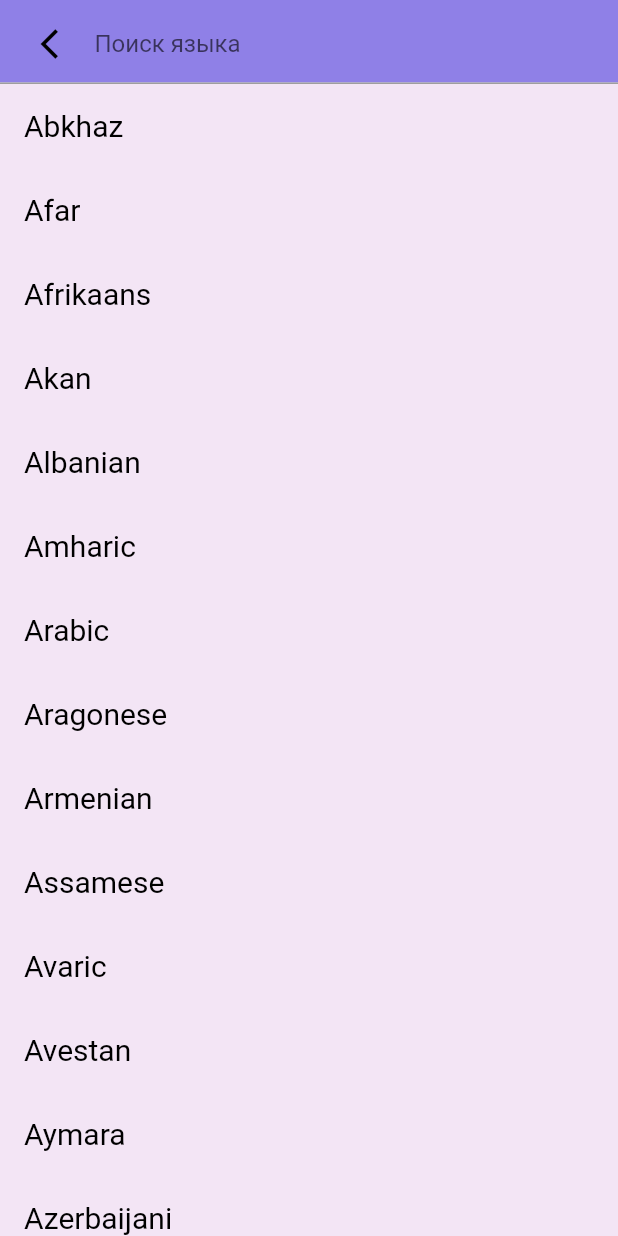
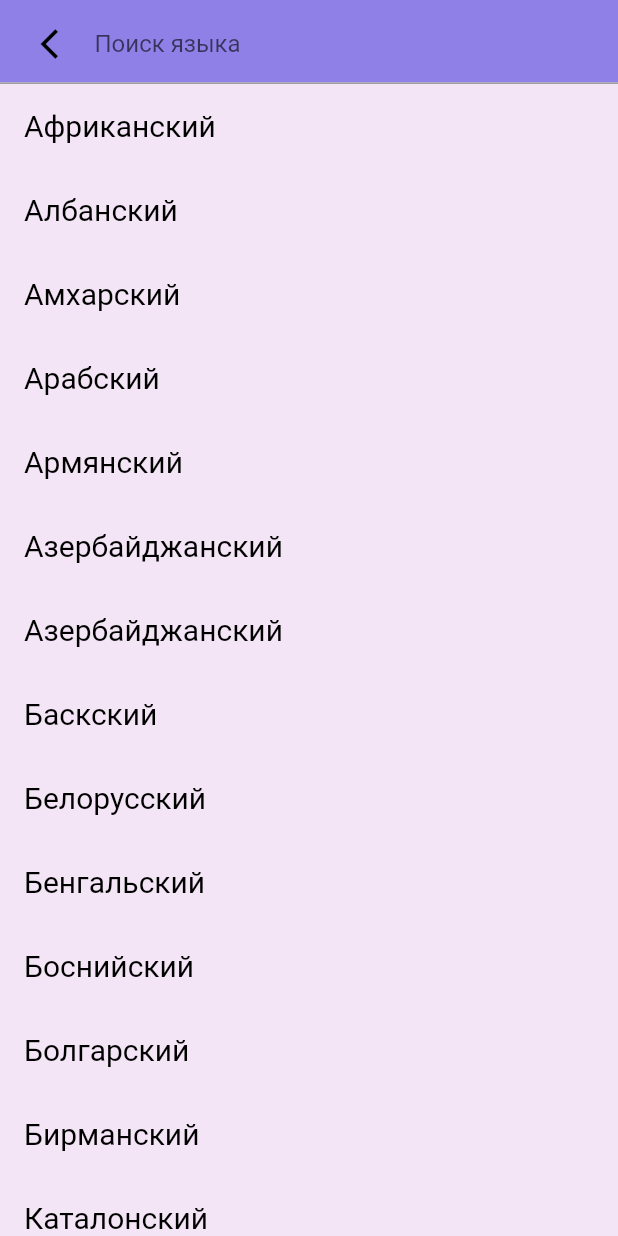
Before and after one commit to Alphorov/Translator, a Flutter app: the LanguageChange screen opened by its route, on a phone screen of 412 x 824 dp. Run offline on Flutter 3.47's test engine with Material 2 defaults, Android fonts, the phone set to English and light mode, and no system bars; our stand-ins replace bloc, flutter_bloc; missing offline and left inert: translator.

Commit message:
пофиксил языки

```diff
--- a/lib/widgets/translate_screen/country_list.dart
+++ b/lib/widgets/translate_screen/country_list.dart
@@ -1,188 +1,104 @@
 class Country {
   const Country();
   static const country = [
-    {"code": "ab", "name": "Abkhaz"},
-    {"code": "aa", "name": "Afar"},
-    {"code": "af", "name": "Afrikaans"},
-    {"code": "ak", "name": "Akan"},
-    {"code": "sq", "name": "Albanian"},
-    {"code": "am", "name": "Amharic"},
-    {"code": "ar", "name": "Arabic"},
-    {"code": "an", "name": "Aragonese"},
-    {"code": "hy", "name": "Armenian"},
-    {"code": "as", "name": "Assamese"},
-    {"code": "av", "name": "Avaric"},
-    {"code": "ae", "name": "Avestan"},
-    {"code": "ay", "name": "Aymara"},
-    {"code": "az", "name": "Azerbaijani"},
-    {"code": "bm", "name": "Bambara"},
-    {"code": "ba", "name": "Bashkir"},
-    {"code": "eu", "name": "Basque"},
-    {"code": "be", "name": "Belarusian"},
-    {"code": "bn", "name": "Bengali; Bangla"},
-    {"code": "bh", "name": "Bihari"},
-    {"code": "bi", "name": "Bislama"},
-    {"code": "bs", "name": "Bosnian"},
-    {"code": "br", "name": "Breton"},
-    {"code": "bg", "name": "Bulgarian"},
-    {"code": "my", "name": "Burmese"},
-    {"code": "ca", "name": "Catalan; Valencian"},
-    {"code": "ch", "name": "Chamorro"},
-    {"code": "ce", "name": "Chechen"},
-    {"code": "ny", "name": "Chichewa; Chewa; Nyanja"},
-    {"code": "zh", "name": "Chinese"},
-    {"code": "cv", "name": "Chuvash"},
-    {"code": "kw", "name": "Cornish"},
-    {"code": "co", "name": "Corsican"},
-    {"code": "cr", "name": "Cree"},
-    {"code": "hr", "name": "Croatian"},
-    {"code": "cs", "name": "Czech"},
-    {"code": "da", "name": "Danish"},
-    {"code": "dv", "name": "Divehi; Dhivehi; Maldivian;"},
-    {"code": "nl", "name": "Dutch"},
-    {"code": "dz", "name": "Dzongkha"},
-    {"code": "en", "name": "English"},
-    {"code": "eo", "name": "Esperanto"},
-    {"code": "et", "name": "Estonian"},
-    {"code": "ee", "name": "Ewe"},
-    {"code": "fo", "name": "Faroese"},
-    {"code": "fj", "name": "Fijian"},
-    {"code": "fi", "name": "Finnish"},
-    {"code": "fr", "name": "French"},
-    {"code": "ff", "name": "Fula; Fulah; Pulaar; Pular"},
-    {"code": "gl", "name": "Galician"},
-    {"code": "ka", "name": "Georgian"},
-    {"code": "de", "name": "German"},
-    {"code": "el", "name": "Greek, Modern"},
-    {"code": "gn", "name": "GuaranA"},
-    {"code": "gu", "name": "Gujarati"},
-    {"code": "ht", "name": "Haitian; Haitian Creole"},
-    {"code": "ha", "name": "Hausa"},
-    {"code": "he", "name": "Hebrew (modern)"},
-    {"code": "hz", "name": "Herero"},
-    {"code": "hi", "name": "Hindi"},
-    {"code": "ho", "name": "Hiri Motu"},
-    {"code": "hu", "name": "Hungarian"},
-    {"code": "ia", "name": "Interlingua"},
-    {"code": "id", "name": "Indonesian"},
-    {"code": "ie", "name": "Interlingue"},
-    {"code": "ga", "name": "Irish"},
-    {"code": "ig", "name": "Igbo"},
-    {"code": "ik", "name": "Inupiaq"},
-    {"code": "io", "name": "Ido"},
-    {"code": "is", "name": "Icelandic"},
-    {"code": "it", "name": "Italian"},
-    {"code": "iu", "name": "Inuktitut"},
-    {"code": "ja", "name": "Japanese"},
-    {"code": "jv", "name": "Javanese"},
-    {"code": "kl", "name": "Kalaallisut, Greenlandic"},
-    {"code": "kn", "name": "Kannada"},
-    {"code": "kr", "name": "Kanuri"},
-    {"code": "ks", "name": "Kashmiri"},
-    {"code": "kk", "name": "Kazakh"},
-    {"code": "km", "name": "Khmer"},
-    {"code": "ki", "name": "Kikuyu, Gikuyu"},
-    {"code": "rw", "name": "Kinyarwanda"},
-    {"code": "ky", "name": "Kyrgyz"},
-    {"code": "kv", "name": "Komi"},
-    {"code": "kg", "name": "Kongo"},
-    {"code": "ko", "name": "Korean"},
-    {"code": "ku", "name": "Kurdish"},
-    {"code": "kj", "name": "Kwanyama, Kuanyama"},
-    {"code": "la", "name": "Latin"},
-    {"code": "lb", "name": "Luxembourgish, Letzeburgesch"},
-    {"code": "lg", "name": "Ganda"},
-    {"code": "li", "name": "Limburgish, Limburgan, Limburger"},
-    {"code": "ln", "name": "Lingala"},
-    {"code": "lo", "name": "Lao"},
-    {"code": "lt", "name": "Lithuanian"},
-    {"code": "lu", "name": "Luba-Katanga"},
-    {"code": "lv", "name": "Latvian"},
-    {"code": "gv", "name": "Manx"},
-    {"code": "mk", "name": "Macedonian"},
-    {"code": "mg", "name": "Malagasy"},
-    {"code": "ms", "name": "Malay"},
-    {"code": "ml", "name": "Malayalam"},
-    {"code": "mt", "name": "Maltese"},
-    {"code": "mi", "name": "MÄori"},
-    {"code": "mr", "name": "Marathi"},
-    {"code": "mh", "name": "Marshallese"},
-    {"code": "mn", "name": "Mongolian"},
-    {"code": "na", "name": "Nauru"},
-    {"code": "nv", "name": "Navajo, Navaho"},
-    {"code": "nb", "name": "Norwegian BokmÃ¥l"},
-    {"code": "nd", "name": "North Ndebele"},
-    {"code": "ne", "name": "Nepali"},
-    {"code": "ng", "name": "Ndonga"},
-    {"code": "nn", "name": "Norwegian Nynorsk"},
-    {"code": "no", "name": "Norwegian"},
-    {"code": "ii", "name": "Nuosu"},
-    {"code": "nr", "name": "South Ndebele"},
-    {"code": "oc", "name": "Occitan"},
-    {"code": "oj", "name": "Ojibwe, Ojibwa"},
-    {"code": "om", "name": "Oromo"},
-    {"code": "or", "name": "Oriya"},
-    {"code": "os", "name": "Ossetian, Ossetic"},
-    {"code": "pa", "name": "Panjabi, Punjabi"},
-    {"code": "pi", "name": "PÄli"},
-    {"code": "fa", "name": "Persian (Farsi)"},
-    {"code": "pl", "name": "Polish"},
-    {"code": "ps", "name": "Pashto, Pushto"},
-    {"code": "pt", "name": "Portuguese"},
-    {"code": "qu", "name": "Quechua"},
-    {"code": "rm", "name": "Romansh"},
-    {"code": "rn", "name": "Kirundi"},
-    {"code": "ro", "name": "Romanian"},
-    {"code": "ru", "name": "Russian"},
-    {"code": "sa", "name": "Sanskrit"},
-    {"code": "sc", "name": "Sardinian"},
-    {"code": "sd", "name": "Sindhi"},
-    {"code": "se", "name": "Northern Sami"},
-    {"code": "sm", "name": "Samoan"},
-    {"code": "sg", "name": "Sango"},
-    {"code": "sr", "name": "Serbian"},
-    {"code": "gd", "name": "Scottish Gaelic; Gaelic"},
-    {"code": "sn", "name": "Shona"},
-    {"code": "si", "name": "Sinhala, Sinhalese"},
-    {"code": "sk", "name": "Slovak"},
-    {"code": "sl", "name": "Slovene"},
-    {"code": "so", "name": "Somali"},
-    {"code": "st", "name": "Southern Sotho"},
-    {"code": "es", "name": "Spanish; Castilian"},
-    {"code": "su", "name": "Sundanese"},
-    {"code": "sw", "name": "Swahili"},
-    {"code": "ss", "name": "Swati"},
-    {"code": "sv", "name": "Swedish"},
-    {"code": "ta", "name": "Tamil"},
-    {"code": "te", "name": "Telugu"},
-    {"code": "tg", "name": "Tajik"},
-    {"code": "th", "name": "Thai"},
-    {"code": "ti", "name": "Tigrinya"},
-    {"code": "bo", "name": "Tibetan Standard, Tibetan, Central"},
-    {"code": "tk", "name": "Turkmen"},
-    {"code": "tl", "name": "Tagalog"},
-    {"code": "tn", "name": "Tswana"},
-    {"code": "to", "name": "Tonga (Tonga Islands)"},
-    {"code": "tr", "name": "Turkish"},
-    {"code": "ts", "name": "Tsonga"},
-    {"code": "tt", "name": "Tatar"},
-    {"code": "tw", "name": "Twi"},
-    {"code": "ty", "name": "Tahitian"},
-    {"code": "ug", "name": "Uyghur, Uighur"},
-    {"code": "uk", "name": "Ukrainian"},
-    {"code": "ur", "name": "Urdu"},
-    {"code": "uz", "name": "Uzbek"},
-    {"code": "ve", "name": "Venda"},
-    {"code": "vi", "name": "Vietnamese"},
-    {"code": "vo", "name": "VolapÃ¼k"},
-    {"code": "wa", "name": "Walloon"},
-    {"code": "cy", "name": "Welsh"},
-    {"code": "wo", "name": "Wolof"},
-    {"code": "fy", "name": "Western Frisian"},
-    {"code": "xh", "name": "Xhosa"},
-    {"code": "yi", "name": "Yiddish"},
-    {"code": "yo", "name": "Yoruba"},
-    {"code": "za", "name": "Zhuang, Chuang"},
-    {"code": "zu", "name": "Zulu"}
+    {"code": "af", "name": "Африканский"},
+    {"code": "sq", "name": "Албанский"},
+    {"code": "am", "name": "Амхарский"},
+    {"code": "ar", "name": "Арабский"},
+    {"code": "hy", "name": "Армянский"},
+    {"code": "az", "name": "Азербайджанский"},
+    {"code": "ba", "name": "Азербайджанский"},
+    {"code": "eu", "name": "Баскский"},
+    {"code": "be", "name": "Белорусский"},
+    {"code": "bn", "name": "Бенгальский"},
+    {"code": "bs", "name": "Боснийский"},
+    {"code": "bg", "name": "Болгарский"},
+    {"code": "my", "name": "Бирманский"},
+    {"code": "ca", "name": "Каталонский"},
+    {"code": "ny", "name": "Чичевский"},
+    {"code": "co", "name": "Корсиканский"},
+    {"code": "hr", "name": "Хорватский"},
+    {"code": "cs", "name": "Чешский"},
+    {"code": "da", "name": "Датский"},
+    {"code": "nl", "name": "Голландский"},
+    {"code": "en", "name": "Английский"},
+    {"code": "eo", "name": "Эсперанто"},
+    {"code": "et", "name": "Эстонский"},
+    {"code": "fi", "name": "Финский"},
+    {"code": "fr", "name": "Французский"},
+    {"code": "gl", "name": "Галисийский"},
+    {"code": "ka", "name": "Грузинский"},
+    {"code": "de", "name": "Немецкий"},
+    {"code": "el", "name": "Греческий"},
+    {"code": "gu", "name": "Гуджарати"},
+    {"code": "ht", "name": "Гаити"},
+    {"code": "ha", "name": "Хауса"},
+    {"code": "hi", "name": "Хинди"},
+    {"code": "hu", "name": "Венгерский"},
+    {"code": "id", "name": "Индонезийский"},
+    {"code": "ga", "name": "Ирландский"},
+    {"code": "ig", "name": "Игбо"},
+    {"code": "is", "name": "Исландский"},
+    {"code": "it", "name": "Итальянский"},
+    {"code": "ja", "name": "Японский"},
+    {"code": "kn", "name": "Каннадский"},
+    {"code": "kk", "name": "Казахский"},
+    {"code": "km", "name": "Кхмер"},
+    {"code": "ky", "name": "Кыргызстанский"},
+    {"code": "ko", "name": "Корейский"},
+    {"code": "ku", "name": "Курдский"},
+    {"code": "la", "name": "Латинский"},
+    {"code": "lb", "name": "Люксембургский"},
+    {"code": "lo", "name": "Лао"},
+    {"code": "lt", "name": "Литовский"},
+    {"code": "lv", "name": "Латвийский"},
+    {"code": "mk", "name": "Македонский"},
+    {"code": "mg", "name": "Малагасийский"},
+    {"code": "ms", "name": "Малайский"},
+    {"code": "ml", "name": "Малаялам"},
+    {"code": "mt", "name": "Мальта"},
+    {"code": "mi", "name": "Мадори"},
+    {"code": "mr", "name": "Маратхи"},
+    {"code": "mn", "name": "Монгольский"},
+    {"code": "ne", "name": "Непали"},
+    {"code": "no", "name": "Норвежский"},
+    {"code": "pa", "name": "Панджаби"},
+    {"code": "fa", "name": "Персидский"},
+    {"code": "pl", "name": "Польский"},
+    {"code": "ps", "name": "Пушту"},
+    {"code": "pt", "name": "Португальский"},
+    {"code": "ro", "name": "Румынский"},
+    {"code": "ru", "name": "Русский"},
+    {"code": "sd", "name": "Синдхи"},
+    {"code": "sm", "name": "Самоанский"},
+    {"code": "sr", "name": "Сербский"},
+    {"code": "gd", "name": "Шотландский, Гэльский"},
+    {"code": "sn", "name": "Шона"},
+    {"code": "si", "name": "Сингальский"},
+    {"code": "sk", "name": "Словацкий"},
+    {"code": "sl", "name": "Словенский"},
+    {"code": "so", "name": "Сомали"},
+    {"code": "st", "name": "Южный Сото"},
+    {"code": "es", "name": "Испанский"},
+    {"code": "su", "name": "Сунданский"},
+    {"code": "sw", "name": "Суахили"},
+    {"code": "sv", "name": "Шведский"},
+    {"code": "ta", "name": "Тамил"},
+    {"code": "te", "name": "Телугу"},
+    {"code": "tg", "name": "Таджикистан"},
+    {"code": "th", "name": "Тайский"},
+    {"code": "tl", "name": "Тагальский"},
+    {"code": "tr", "name": "Турецкий"},
+    {"code": "ug", "name": "Уйгурский"},
+    {"code": "uk", "name": "Украинский"},
+    {"code": "ur", "name": "Урду"},
+    {"code": "uz", "name": "Узбекский"},
+    {"code": "vi", "name": "Вьетнамский"},
+    {"code": "cy", "name": "Валлийский"},
+    {"code": "fy", "name": "Западно-Фризский"},
+    {"code": "xh", "name": "Кхоса"},
+    {"code": "yi", "name": "Идиш"},
+    {"code": "yo", "name": "Йоруба"},
+    {"code": "zu", "name": "Зулу"}
   ];
 }
```
